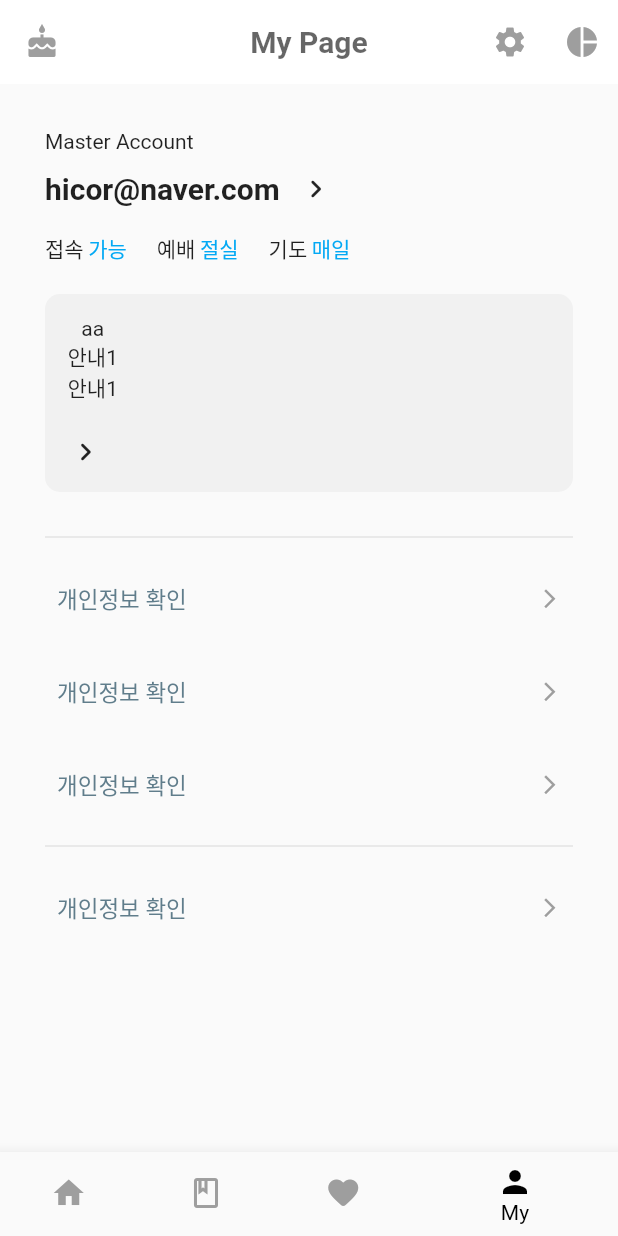
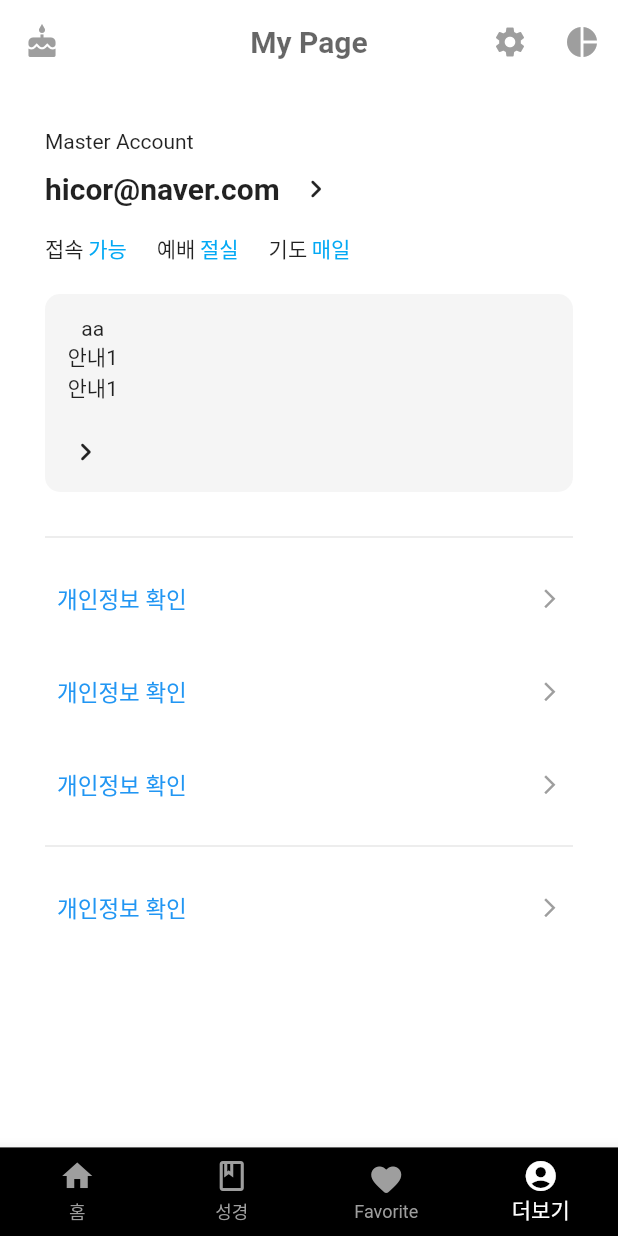
Before and after one commit to hicor1/flutter_1, a Flutter app: the screen it shows after launch, item 4 of the bottom bar chosen, after a tap on the "settings" icon, on a phone screen of 412 x 824 dp. Run offline on Flutter 3.47's test engine with Material 2 defaults, Android fonts, the phone set to English and light mode, and no system bars; our stand-ins replace get, sqflite; accounts and stored records are empty.

Commit message:
first commit

```diff
--- a/lib/main.dart
+++ b/lib/main.dart
@@ -7,6 +7,7 @@
 
 import 'package:flutter/material.dart';
 import 'package:hicor_1/pages/root_page.dart';
+import 'package:get/get.dart';
 
 
 // (앱 기동)
@@ -22,13 +23,11 @@ class MyApp extends StatelessWidget {
   // This widget is the root of your application.
   @override
   Widget build(BuildContext context) {
-    return MaterialApp(
+    return GetMaterialApp(
+      // 디버그 모드 해제
+      debugShowCheckedModeBanner: false,
       title: '연습중임둥',
-      theme: ThemeData(
-        primarySwatch: Colors.blueGrey,
-        primaryColor: Colors.white,
-        accentColor: pointcolor,
-      ),
+      theme: new ThemeData(scaffoldBackgroundColor: const Color(0x000000FF)),
       home: RootPage(),
     );
   }
--- /dev/null
+++ b/lib/pages/bible_page.dart
@@ -0,0 +1,78 @@
+import 'package:flutter/material.dart';
+import 'package:get/get.dart';
+import 'package:hicor_1/pages/bible_list_page.dart';
+
+
+class BiblePage extends StatefulWidget {
+  const BiblePage({Key? key}) : super(key: key);
+
+  @override
+  _BiblePageState createState() => _BiblePageState();
+}
+
+class _BiblePageState extends State<BiblePage> {
+
+  //(성서 리스트 받아오기)
+  String _SelectedBible = "창세기";
+  void _getBible() async{
+    var value =  await Get.to(BibleListPage());
+    setState(() {
+      _SelectedBible = value;
+    });
+  }
+
+
+  @override
+  //(초기화) 페이지 로딩과 동시에 초기화 진행
+  void initState() {
+    super.initState();
+    //_getBible();
+  }
+  Widget build(BuildContext context) {
+    return Scaffold(
+      // 가장 윗쪽 Appbar 꾸미기 //
+      appBar: AppBar(
+        //bottom: PreferredSize(preferredSize: Size.fromHeight(1), child: Container(color: Colors.grey, height: 0.3,)),
+        centerTitle: true,
+        title: Container(
+          width: 150,
+          height:35,
+          decoration: BoxDecoration(
+            border: Border.all(width: 1, color: Colors.grey),
+            borderRadius: BorderRadius.all(Radius.circular(30))
+          ),
+          // 가운데 성경 선택하고 표기하는곳 //
+          child: Row(
+            mainAxisAlignment: MainAxisAlignment.center,
+            children: [
+              TextButton( onPressed: () {_getBible();}, child: Text(_SelectedBible), ),
+              VerticalDivider(color: Colors.white, thickness: 0.1,),
+              TextButton( onPressed: () {}, child: Text("1장 1절"), )
+            ],
+          ),
+          ),
+        backgroundColor: Colors.transparent, // 투명색
+        elevation: 0.0, // 그림자 농도 설정 0으로 제거
+        leading: IconButton(onPressed: (){}, icon: Icon(Icons.manage_search, color: Colors.white,),),
+        actions: [
+          Padding(
+            padding: EdgeInsets.only(right: 0.0),
+            child: IconButton(
+              tooltip: "ddawdawdawdawdawd",
+              onPressed: (){},
+              icon: Icon(Icons.bookmark_border_sharp, size: 26.0, ),
+            ),
+          ),
+          Padding(
+            padding: EdgeInsets.only(right: 10.0),
+            child: IconButton(
+              onPressed: (){},
+              icon: Icon(Icons.settings, size: 26.0),
+            ),
+          )
+        ],
+      ),
+      body: Text("11"),
+    );
+  }
+}
--- a/lib/pages/tab_page.dart
+++ b/lib/pages/tab_page.dart
@@ -1,8 +1,8 @@
 import 'package:flutter/material.dart';
+import 'package:hicor_1/pages/bible_page.dart';
 import 'package:hicor_1/pages/home_page.dart';
 import 'package:hicor_1/pages/search_page.dart';
 import 'package:hicor_1/pages/my_page.dart';
-//import 'package:hicor_1/pages/bible_page.dart';
 
 class TabPage extends StatefulWidget {
   const TabPage({Key? key}) : super(key: key);
@@ -16,7 +16,7 @@ class _TabPageState extends State<TabPage> {
 
   List _pages = [
     HomePage(),
-    Text('Bible'),
+    BiblePage(),
     Text('Favorite'),
     MyPage(),
   ];
@@ -25,18 +25,27 @@ class _TabPageState extends State<TabPage> {
   Widget build(BuildContext context) {
     return Scaffold(
       body: Center(child: _pages[_selectedPageIndex],),
-      bottomNavigationBar: BottomNavigationBar(
-        onTap: _onItemTapped,
-        currentIndex: this._selectedPageIndex,
-        // main.dart에서 설정한 Theme에 영향을 받지 않게 하기위해 색설정
-        fixedColor: Colors.black,
-        unselectedItemColor: Colors.grey,
-        items: const [
-          BottomNavigationBarItem(icon: Icon(Icons.home), label: 'Home'),
-          BottomNavigationBarItem(icon: Icon(Icons.book_outlined), label: 'Bible'),
-          BottomNavigationBarItem(icon: Icon(Icons.favorite_rounded), label:'Favorite'),
-          BottomNavigationBarItem(icon: Icon(Icons.person), label:'My'),
-        ],
+      bottomNavigationBar: Container(
+        decoration: const BoxDecoration(
+          color: Colors.white,
+          boxShadow: [BoxShadow(color:Colors.white)],
+          border: BorderDirectional(top: BorderSide(color: Colors.grey, width: 0.3, style: BorderStyle.solid))
+        ),
+        child: BottomNavigationBar(
+          type: BottomNavigationBarType.fixed, // Fixed
+          backgroundColor: Colors.black, // <-- This works for fixed
+          unselectedItemColor: Colors.grey,
+          selectedItemColor: Colors.white,
+          onTap: _onItemTapped,
+          currentIndex: this._selectedPageIndex,
+
+          items: const [
+            BottomNavigationBarItem(icon: Icon(Icons.home), label: '홈'),
+            BottomNavigationBarItem(icon: Icon(Icons.book_outlined), label: '성경'),
+            BottomNavigationBarItem(icon: Icon(Icons.favorite_rounded), label:'Favorite'),
+            BottomNavigationBarItem(icon: Icon(Icons.account_circle), label:'더보기'),
+          ],
+        ),
       ),
     );
   }
--- a/pubspec.yaml
+++ b/pubspec.yaml
@@ -34,6 +34,8 @@ dependencies:
   # The following adds the Cupertino Icons font to your application.
   # Use with the CupertinoIcons class for iOS style icons.
   cupertino_icons: ^1.0.2
+  get: ^4.6.1
+  sqflite: ^2.0.1
 
 dev_dependencies:
   flutter_test:
@@ -58,7 +60,8 @@ flutter:
   uses-material-design: true
 
   # To add assets to your application, add an assets section, like this:
-  # assets:
+  assets:
+    - assets/holybible.db
   #   - images/a_dot_burr.jpeg
   #   - images/a_dot_ham.jpeg
 
```
Also changed, not shown: lib/models/bible.dart (added, +30 -0 lines), lib/pages/bible_list_page.dart (added, +127 -0 lines), lib/repository/bible_database.dart (added, +63 -0 lines), lib/repository/bible_repository.dart (added, +70 -0 lines), lib/repository/temp.dart (added, +104 -0 lines), pubspec.lock, 4 other files.
